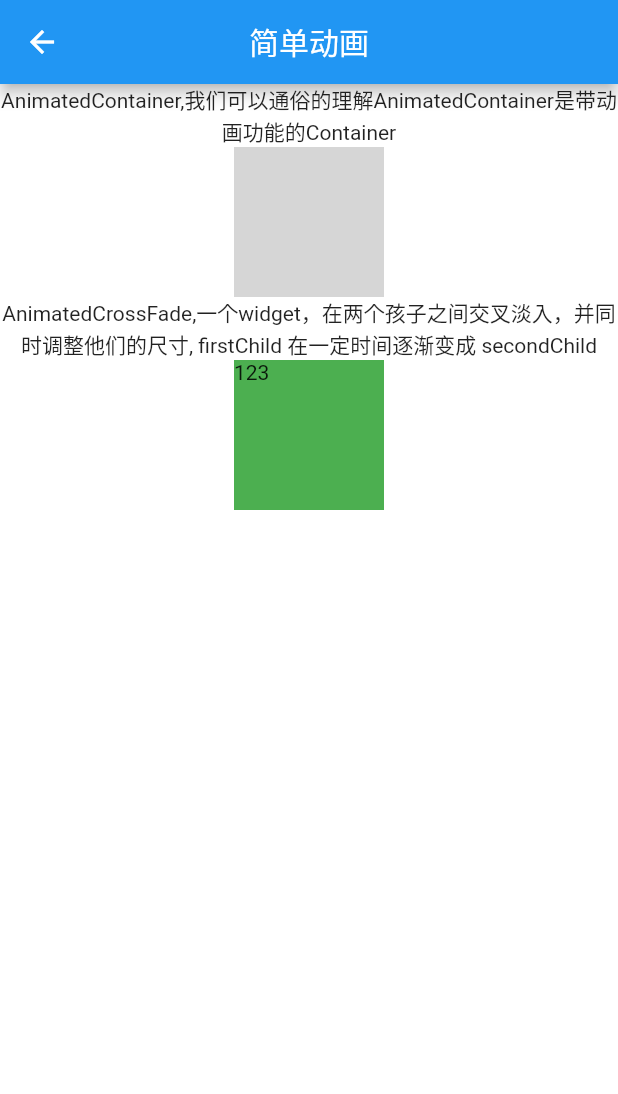
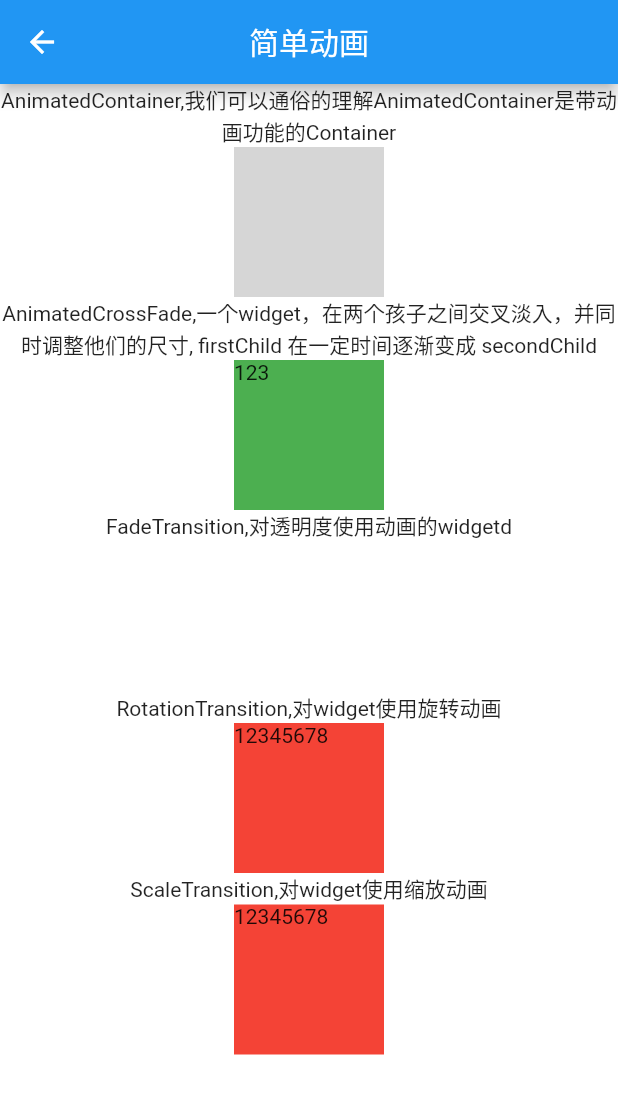
Before and after one commit to lcyisgod/flutter_app, a Flutter app: the BasicAnimationPage screen opened by its route, on a phone screen of 412 x 824 dp. Shown: the top 1094 px of the screen. Run offline on Flutter 3.47's test engine with Material 2 defaults, Android fonts, the phone set to English and light mode, and no system bars; drawn by our look-alikes of oktoast; our stand-ins replace fluro; network calls fail; grey boxes are pictures that could not be loaded.

Commit message:
增加了两个动画类型

```diff
--- a/lib/pages/basicWidget/basic_animation_page.dart
+++ b/lib/pages/basicWidget/basic_animation_page.dart
@@ -8,14 +8,20 @@ class BasicAnimationPage extends StatefulWidget {
   }
 }
 
-class BasicAnimationPageState extends State<BasicAnimationPage> {
+class BasicAnimationPageState extends State<BasicAnimationPage> with SingleTickerProviderStateMixin {
   bool click = false;
   bool first = true;
+  AnimationController controller;
+  Animation<double> animation;
 
   @override
   void initState() {
     // TODO: implement initState
     super.initState();
+    //一个动画控制器
+    controller = AnimationController(vsync: this,duration: Duration(seconds: 2));
+    //动画要做的操作
+    animation = Tween(begin: 0.0,end: 1.0).animate(controller);
   }
 
   @override
@@ -27,6 +33,7 @@ class BasicAnimationPageState extends State<BasicAnimationPage> {
         centerTitle: true,
       ),
       body: SafeArea(
+        child: SingleChildScrollView(
           child: Center(
             child: Column(
               mainAxisAlignment: MainAxisAlignment.start,
@@ -99,10 +106,87 @@ class BasicAnimationPageState extends State<BasicAnimationPage> {
                     duration: Duration(seconds: 3),
                   ),
                 ),
+                Container(
+                  width: double.infinity,
+                  child: Text(
+                    'FadeTransition,对透明度使用动画的widgetd',
+                    textAlign: TextAlign.center,
+                  ),
+                ),
+                GestureDetector(
+                  onTap: (){
+                    //开始动画
+                    controller.forward();
+                  },
+                  child: FadeTransition(
+                    opacity: animation,
+                    child: Container(
+                      width: 100,
+                      height: 100,
+                      decoration: BoxDecoration(
+                        color: Colors.red,
+                        border: Border.all(color: Colors.green,width: 10.0),
+                        borderRadius: BorderRadius.all(Radius.circular(20.0)),
+                      ),
+                    ),
+                  ),
+                ),
+                Container(
+                  width: double.infinity,
+                  child: Text(
+                    'RotationTransition,对widget使用旋转动画',
+                    textAlign: TextAlign.center,
+                  ),
+                ),
+                GestureDetector(
+                  onTap: (){
+                    //开始动画
+                    controller.forward();
+                  },
+                  child: RotationTransition(
+                    turns: Tween(begin: 0.0,end: 0.25).animate(controller),
+                    child: Container(
+                      width: 100,
+                      height: 100,
+                      color: Colors.red,
+                      child: Text('12345678'),
+                    ),
+                  ),
+                ),
+                Container(
+                  width: double.infinity,
+                  child: Text(
+                    'ScaleTransition,对widget使用缩放动画',
+                    textAlign: TextAlign.center,
+                  ),
+                ),
+                GestureDetector(
+                  onTap: (){
+                    //开始动画
+                    controller.forward();
+                  },
+                  child: ScaleTransition(
+                    scale: Tween(begin: 1.0,end: 0.5).animate(controller),
+                    child: Container(
+                      width: 100,
+                      height: 100,
+                      color: Colors.red,
+                      child: Text('12345678'),
+                    ),
+                  ),
+                ),
               ],
+            ),
           ),
         ),
       ),
     );
   }
+
+  @override
+  void dispose() {
+    // TODO: implement dispose
+    super.dispose();
+    controller.dispose();
   }
+}
```
Also changed, not shown: 12 other files. Lines whose indentation alone changed are shown as unchanged.
